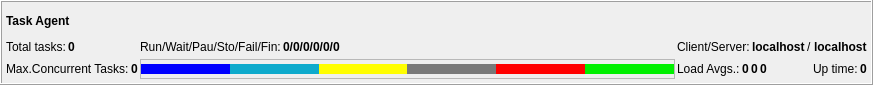
Above: qpfhmi/frmagentstatus.ui from aardalath/qpf before the change. Below: the same form after it.
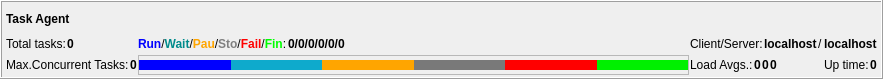
That is the form after the change.

```diff
--- a/qpfhmi/frmagentstatus.ui
+++ b/qpfhmi/frmagentstatus.ui
@@ -6,8 +6,8 @@
    <rect>
     <x>0</x>
     <y>0</y>
-    <width>873</width>
-    <height>85</height>
+    <width>883</width>
+    <height>79</height>
    </rect>
   </property>
   <property name="windowTitle">
@@ -21,19 +21,19 @@
   </property>
   <layout class="QVBoxLayout" name="verticalLayout">
    <property name="spacing">
-    <number>2</number>
+    <number>1</number>
    </property>
    <property name="leftMargin">
     <number>4</number>
    </property>
    <property name="topMargin">
-    <number>4</number>
+    <number>2</number>
    </property>
    <property name="rightMargin">
     <number>4</number>
    </property>
    <property name="bottomMargin">
-    <number>4</number>
+    <number>2</number>
    </property>
    <item>
     <widget class="QLabel" name="lblTaskAgentName">
@@ -51,7 +51,7 @@
    <item>
     <layout class="QGridLayout" name="gridLayout" columnstretch="1,100,1">
      <property name="verticalSpacing">
-      <number>2</number>
+      <number>1</number>
      </property>
      <item row="0" column="0">
       <layout class="QHBoxLayout" name="horizontalLayout_8">
@@ -98,7 +98,7 @@
        <item>
         <widget class="QLabel" name="label_2">
          <property name="text">
-          <string>Run/Wait/Pau/Sto/Fail/Fin:</string>
+          <string>&lt;html&gt;&lt;head/&gt;&lt;body&gt;&lt;p&gt;&lt;span style=&quot; font-weight:600; color:#0000ff;&quot;&gt;Run&lt;/span&gt;/&lt;span style=&quot; font-weight:600; color:#008b8b;&quot;&gt;Wait&lt;/span&gt;/&lt;span style=&quot; font-weight:600; color:#ffa500;&quot;&gt;Pau&lt;/span&gt;/&lt;span style=&quot; font-weight:600; color:#808080;&quot;&gt;Sto&lt;/span&gt;/&lt;span style=&quot; font-weight:600; color:#ff0000;&quot;&gt;Fail&lt;/span&gt;/&lt;span style=&quot; font-weight:600; color:#00ff00;&quot;&gt;Fin&lt;/span&gt;:&lt;/p&gt;&lt;/body&gt;&lt;/html&gt;</string>
          </property>
         </widget>
        </item>
@@ -339,6 +339,12 @@
      </item>
      <item row="1" column="1">
       <widget class="QFrame" name="frmStatusBar">
+       <property name="maximumSize">
+        <size>
+         <width>16777215</width>
+         <height>28</height>
+        </size>
+       </property>
        <property name="frameShape">
         <enum>QFrame::StyledPanel</enum>
        </property>
@@ -414,7 +420,7 @@
            </sizepolicy>
           </property>
           <property name="styleSheet">
-           <string notr="true">background-color: rgb(255, 254, 0);</string>
+           <string notr="true">background-color:rgb(255, 165, 0);</string>
           </property>
           <property name="frameShape">
            <enum>QFrame::Panel</enum>
```
